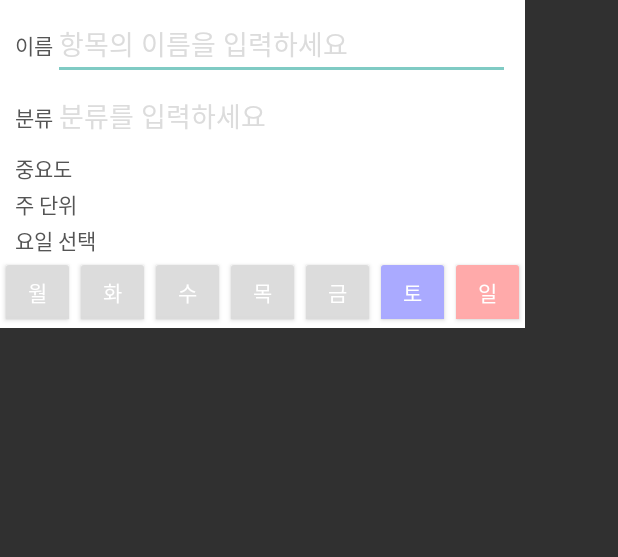
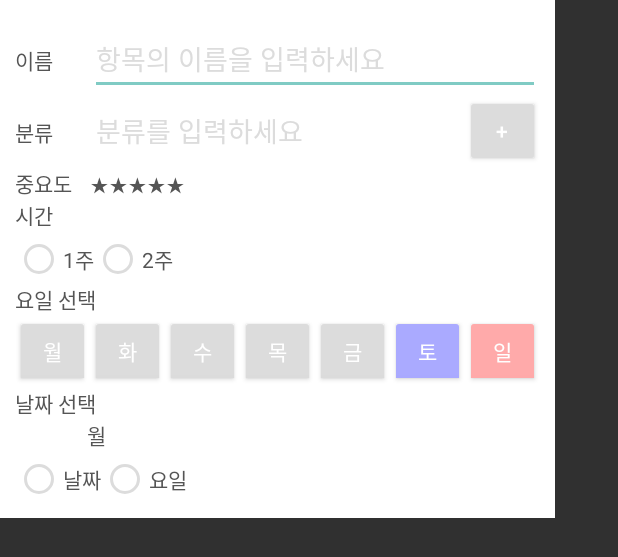
Before and after one commit to jaejunha/MobileApplication, an Android app: the layout dialog_mlistadd.xml on its own in the app's theme, with its tools: preview values and no code run, on a phone screen of 412 x 824 dp. Shown: the top 557 px of the screen. Run offline under Robolectric (Android 15) with nearby library versions, the phone set to English and light mode, and no system bars.

Commit message:
modify dialog_mlistadd.xml design

```diff
--- a/Checker/app/src/main/java/dreamline91/naver/com/checker/functionality/manage/dialog/MListAddDialog.java
+++ b/Checker/app/src/main/java/dreamline91/naver/com/checker/functionality/manage/dialog/MListAddDialog.java
@@ -4,6 +4,7 @@ import android.app.Dialog;
 import android.content.Context;
 import android.support.annotation.NonNull;
 import android.view.View;
+import android.widget.Button;
 
 
 import dreamline91.naver.com.checker.R;
--- a/Checker/app/src/main/res/layout/dialog_mlistadd.xml
+++ b/Checker/app/src/main/res/layout/dialog_mlistadd.xml
@@ -1,18 +1,17 @@
 <?xml version="1.0" encoding="utf-8"?>
 <LinearLayout xmlns:android="http://schemas.android.com/apk/res/android"
     android:orientation="vertical"
+    android:padding="10dp"
     android:layout_width="wrap_content"
     android:layout_height="wrap_content"
     android:background="@color/white">
     <LinearLayout
-        android:layout_marginLeft="10dp"
-        android:layout_marginRight="10dp"
         android:layout_marginTop="5dp"
         android:layout_width="match_parent"
         android:layout_height="wrap_content"
         android:orientation="horizontal">
         <TextView
-            android:layout_width="wrap_content"
+            android:layout_width="50dp"
             android:layout_height="wrap_content"
             android:text="이름"
             android:textColor="@color/darkGray"/>
@@ -24,62 +23,79 @@
             android:textColor="@color/darkGray"/>
     </LinearLayout>
     <LinearLayout
-        android:layout_marginLeft="10dp"
-        android:layout_marginRight="10dp"
         android:layout_width="match_parent"
         android:layout_height="wrap_content"
         android:orientation="horizontal">
         <TextView
-            android:layout_width="wrap_content"
+            android:layout_width="50dp"
             android:layout_height="wrap_content"
             android:text="분류"
             android:textColor="@color/darkGray"/>
-        <AutoCompleteTextView
+        <RelativeLayout
             android:layout_width="match_parent"
-            android:layout_height="wrap_content"
-            android:hint="분류를 입력하세요"
-            android:textColorHint="@color/gray"
-            android:textColor="@color/darkGray"/>
+            android:layout_height="wrap_content">
+            <AutoCompleteTextView
+                android:layout_width="wrap_content"
+                android:layout_height="wrap_content"
+                android:hint="분류를 입력하세요"
+                android:textColorHint="@color/gray"
+                android:textColor="@color/darkGray"/>
+            <Button
+                android:layout_width="50dp"
+                android:layout_height="wrap_content"
+                android:layout_alignParentRight="true"
+                android:text="+"
+                android:backgroundTint="@color/gray"/>
+        </RelativeLayout>
     </LinearLayout>
     <LinearLayout
-        android:layout_marginLeft="10dp"
-        android:layout_marginRight="10dp"
         android:layout_width="match_parent"
         android:layout_height="wrap_content"
         android:orientation="horizontal">
         <TextView
+            android:layout_width="50dp"
+            android:layout_height="wrap_content"
+            android:text="중요도"
+            android:textColor="@color/darkGray"/>
+        <TextView
             android:layout_width="wrap_content"
             android:layout_height="wrap_content"
-            android:text="중요도"
+            android:text="★★★★★"
+            android:textColor="@color/darkGray"/>
+    </LinearLayout>
+    <LinearLayout
+        android:layout_width="match_parent"
+        android:layout_height="wrap_content"
+        android:orientation="horizontal">
+        <TextView
+            android:layout_width="50dp"
+            android:layout_height="wrap_content"
+            android:text="시간"
             android:textColor="@color/darkGray"/>
         <Spinner
             android:layout_width="match_parent"
             android:layout_height="wrap_content"
-            android:hint="중요도를 선택하세요"
             android:textColorHint="@color/gray"
             android:textColor="@color/darkGray"/>
     </LinearLayout>
-    <LinearLayout
-        android:layout_marginLeft="10dp"
-        android:layout_marginRight="10dp"
+    <RadioGroup
         android:layout_width="match_parent"
         android:layout_height="wrap_content"
         android:orientation="horizontal">
-        <TextView
+        <RadioButton
             android:layout_width="wrap_content"
             android:layout_height="wrap_content"
-            android:text="주 단위"
+            android:text="1주"
+            android:buttonTint="@color/gray"
             android:textColor="@color/darkGray"/>
-        <Spinner
-            android:layout_width="match_parent"
+        <RadioButton
+            android:layout_width="wrap_content"
             android:layout_height="wrap_content"
-            android:hint="주 단위를 선택하세요"
-            android:textColorHint="@color/gray"
+            android:text="2주"
+            android:buttonTint="@color/gray"
             android:textColor="@color/darkGray"/>
-    </LinearLayout>
+    </RadioGroup>
     <TextView
-        android:layout_marginLeft="10dp"
-        android:layout_marginRight="10dp"
         android:layout_width="wrap_content"
         android:layout_height="wrap_content"
         android:text="요일 선택"
@@ -139,4 +155,39 @@
             android:textOff="일"
             android:textOn="일"/>
     </LinearLayout>
+    <TextView
+        android:layout_width="wrap_content"
+        android:layout_height="wrap_content"
+        android:text="날짜 선택"
+        android:textColor="@color/darkGray" />
+    <LinearLayout
+        android:layout_width="wrap_content"
+        android:layout_height="wrap_content"
+        android:orientation="horizontal">
+        <Spinner
+            android:layout_width="wrap_content"
+            android:layout_height="wrap_content"/>
+        <TextView
+            android:layout_width="wrap_content"
+            android:layout_height="wrap_content"
+            android:textColor="@color/darkGray"
+            android:text="월"/>
+    </LinearLayout>
+    <RadioGroup
+    android:layout_width="match_parent"
+    android:layout_height="wrap_content"
+    android:orientation="horizontal">
+    <RadioButton
+        android:layout_width="wrap_content"
+        android:layout_height="wrap_content"
+        android:text="날짜"
+        android:buttonTint="@color/gray"
+        android:textColor="@color/darkGray"/>
+    <RadioButton
+        android:layout_width="wrap_content"
+        android:layout_height="wrap_content"
+        android:text="요일"
+        android:buttonTint="@color/gray"
+        android:textColor="@color/darkGray"/>
+    </RadioGroup>
 </LinearLayout>
```
